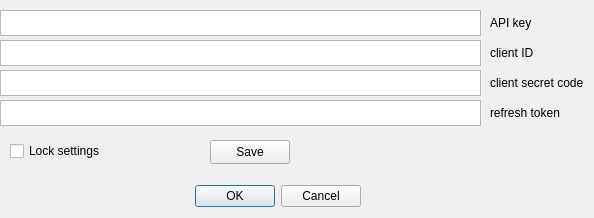
This is apisettings.ui in Renaud-Barrau/youtubeAudioRetriever as Qt 5 draws it before an edit. The edited form follows.
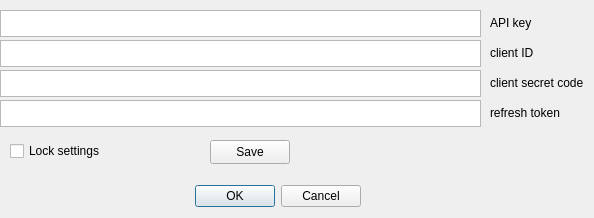
This is the edited form.

What changed in the file:
```diff
--- a/apisettings.ui
+++ b/apisettings.ui
@@ -44,7 +44,7 @@
       <x>0</x>
       <y>10</y>
       <width>481</width>
-      <height>26</height>
+      <height>27</height>
      </rect>
     </property>
    </widget>
@@ -93,7 +93,7 @@
       <x>0</x>
       <y>40</y>
       <width>481</width>
-      <height>26</height>
+      <height>27</height>
      </rect>
     </property>
    </widget>
@@ -128,7 +128,7 @@
       <x>0</x>
       <y>70</y>
       <width>481</width>
-      <height>26</height>
+      <height>27</height>
      </rect>
     </property>
    </widget>
@@ -138,7 +138,7 @@
       <x>0</x>
       <y>100</y>
       <width>481</width>
-      <height>26</height>
+      <height>27</height>
      </rect>
     </property>
    </widget>
```
